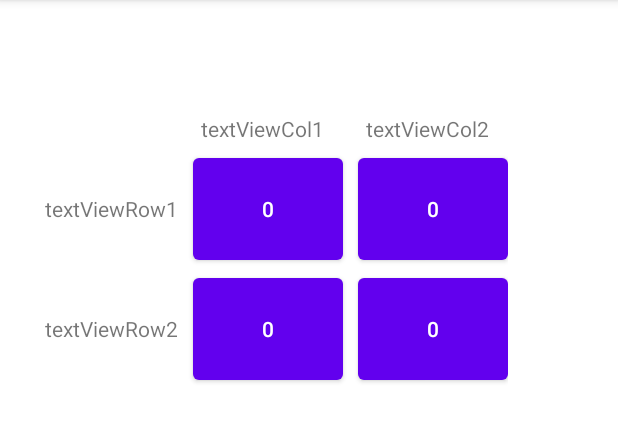
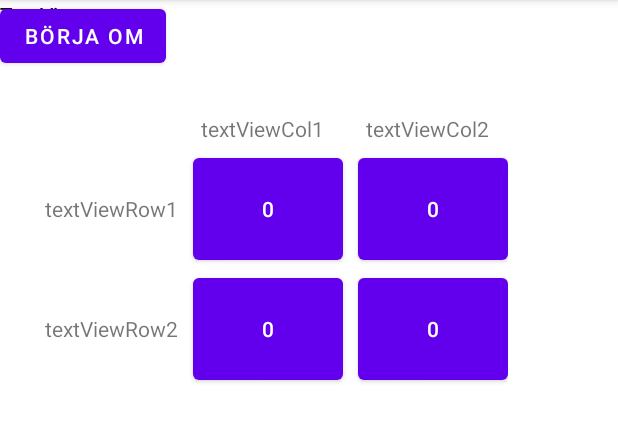
Before and after one commit to attelah/sos22-2-signifikans, an Android app: the screen it shows after launch (MainActivity), on a phone screen of 412 x 824 dp, the part 84-526 px from its top. Run offline under Robolectric (Android 15) with nearby library versions, the phone set to English and light mode, and no system bars.

Commit message:
Layouten ungefär klar

```diff
--- a/app/src/main/res/layout/activity_main.xml
+++ b/app/src/main/res/layout/activity_main.xml
@@ -5,6 +5,14 @@
     android:layout_width="match_parent"
     android:layout_height="match_parent"
     tools:context=".MainActivity">
+
+    <TextView
+        android:id="@+id/textView3"
+        android:layout_width="95dp"
+        android:layout_height="24dp"
+        android:text="TextView"
+        tools:layout_editor_absoluteX="243dp"
+        tools:layout_editor_absoluteY="299dp" />
 
     <TableLayout
         android:layout_width="wrap_content"
@@ -91,4 +99,36 @@
         </TableRow>
 
     </TableLayout>
+
+    <TextView
+        android:id="@+id/textView"
+        android:layout_width="98dp"
+        android:layout_height="22dp"
+        android:text="TextView"
+        tools:layout_editor_absoluteX="16dp"
+        tools:layout_editor_absoluteY="299dp" />
+
+    <TextView
+        android:id="@+id/textView2"
+        android:layout_width="99dp"
+        android:layout_height="23dp"
+        android:text="TextView"
+        tools:layout_editor_absoluteX="133dp"
+        tools:layout_editor_absoluteY="299dp" />
+
+    <TextView
+        android:id="@+id/textView4"
+        android:layout_width="225dp"
+        android:layout_height="216dp"
+        android:text="TextView"
+        tools:layout_editor_absoluteX="114dp"
+        tools:layout_editor_absoluteY="366dp" />
+
+    <Button
+        android:id="@+id/button"
+        android:layout_width="wrap_content"
+        android:layout_height="wrap_content"
+        android:text="Börja om"
+        tools:layout_editor_absoluteX="29dp"
+        tools:layout_editor_absoluteY="621dp" />
 </androidx.constraintlayout.widget.ConstraintLayout>
```
